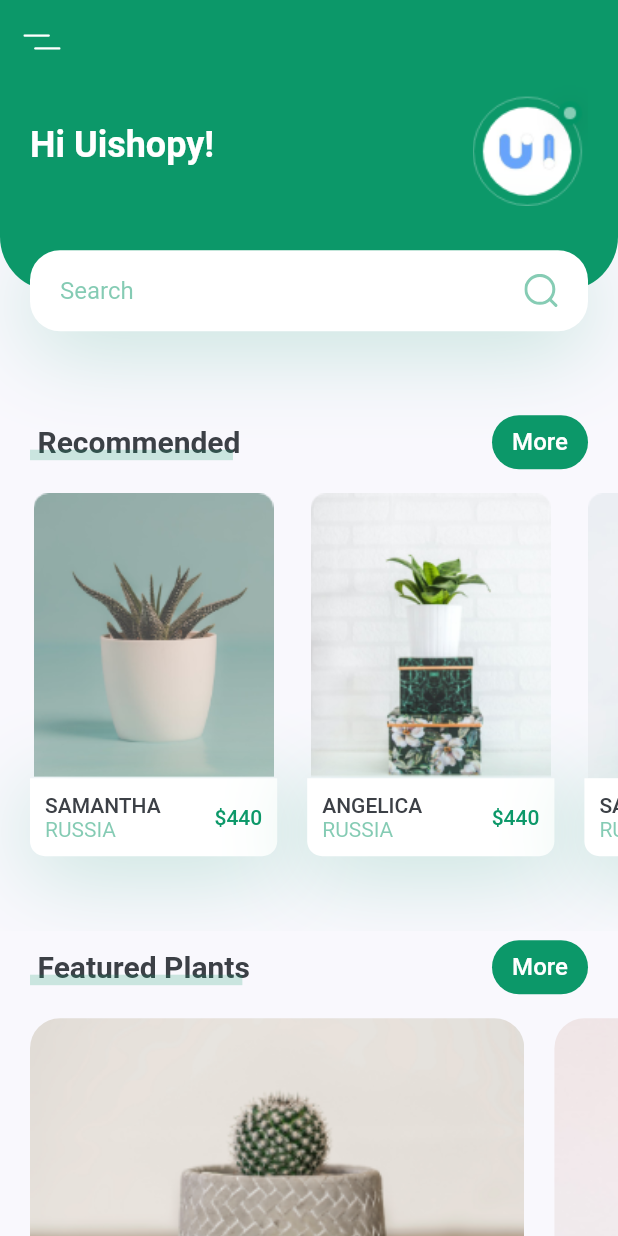
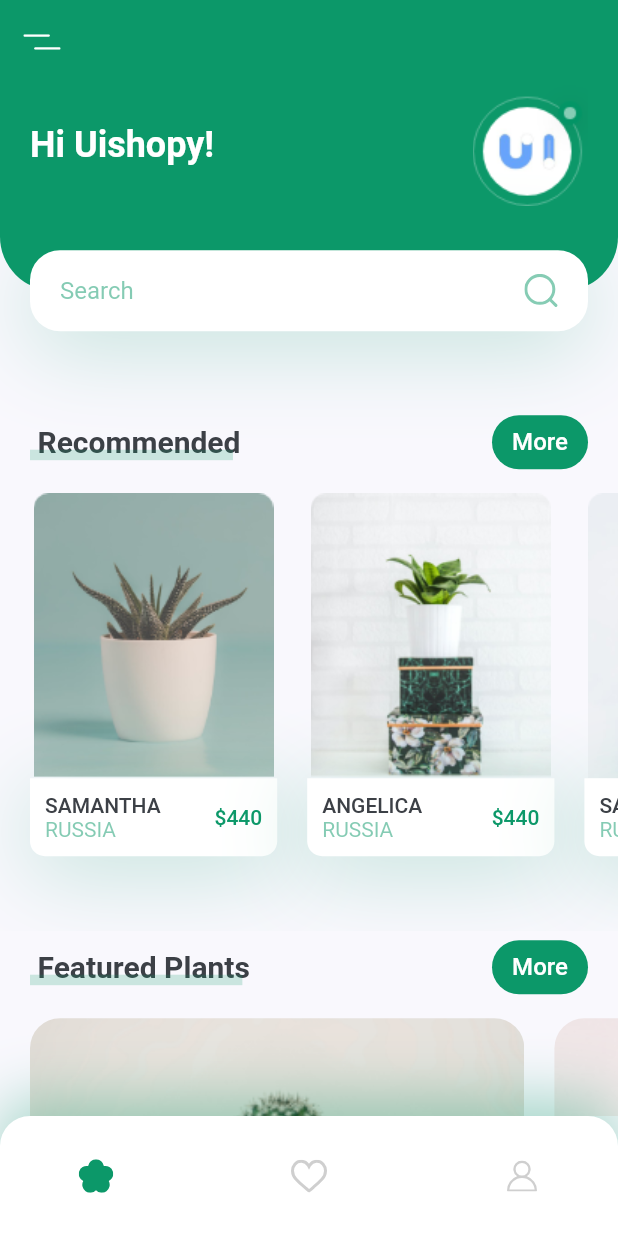
Before and after one commit to Jos620/plant_app, a Flutter app: the screen it shows after launch, on a phone screen of 412 x 824 dp. Run offline on Flutter 3.47's test engine with Material 2 defaults, Android fonts, the phone set to English and light mode, and no system bars; our stand-ins replace flutter_svg.

Commit message:
Add MyBottomNavBar

```diff
--- /dev/null
+++ b/lib/screens/home/components/my_bottom_nav_bar.dart
@@ -0,0 +1,52 @@
+import 'package:flutter/material.dart';
+import 'package:flutter_svg/svg.dart';
+import 'package:plant_app/constants.dart';
+
+
+class MyBottomNavBar extends StatelessWidget {
+  const MyBottomNavBar({
+    Key? key,
+  }) : super(key: key);
+
+  @override
+  Widget build(BuildContext context) {
+    return Container(
+      padding: const EdgeInsets.only(
+        left: kDefaultPadding * 2,
+        right: kDefaultPadding * 2,
+      ),
+      height: 80,
+      decoration: BoxDecoration(
+        color: Colors.white,
+        boxShadow: [
+          BoxShadow(
+            offset: const Offset(0, -10),
+            blurRadius: 35,
+            color: kPrimaryColor.withOpacity(0.38),
+          )
+        ],
+        borderRadius: const BorderRadius.only(
+          topRight: Radius.circular(20),
+          topLeft: Radius.circular(20),
+        ),
+      ),
+      child: Row(
+        mainAxisAlignment: MainAxisAlignment.spaceBetween,
+        children: [
+          IconButton(
+            onPressed: () {},
+            icon: SvgPicture.asset('assets/icons/flower.svg'),
+          ),
+          IconButton(
+            onPressed: () {},
+            icon: SvgPicture.asset('assets/icons/heart-icon.svg'),
+          ),
+          IconButton(
+            onPressed: () {},
+            icon: SvgPicture.asset('assets/icons/user-icon.svg'),
+          ),
+        ],
+      ),
+    );
+  }
+}
--- a/lib/screens/home/home_screen.dart
+++ b/lib/screens/home/home_screen.dart
@@ -1,6 +1,8 @@
 import 'package:flutter/material.dart';
 import 'package:flutter_svg/flutter_svg.dart';
 import 'package:plant_app/screens/home/components/body.dart';
+
+import 'components/my_bottom_nav_bar.dart';
 
 class HomeScreen extends StatelessWidget {
   const HomeScreen({Key? key}) : super(key: key);
@@ -9,7 +11,8 @@ class HomeScreen extends StatelessWidget {
   Widget build(BuildContext context) {
     return Scaffold(
       appBar: buildAppBar(),
-      body: const Body()
+      body: const Body(),
+      bottomNavigationBar: const MyBottomNavBar(),
     );
   }
 
```
